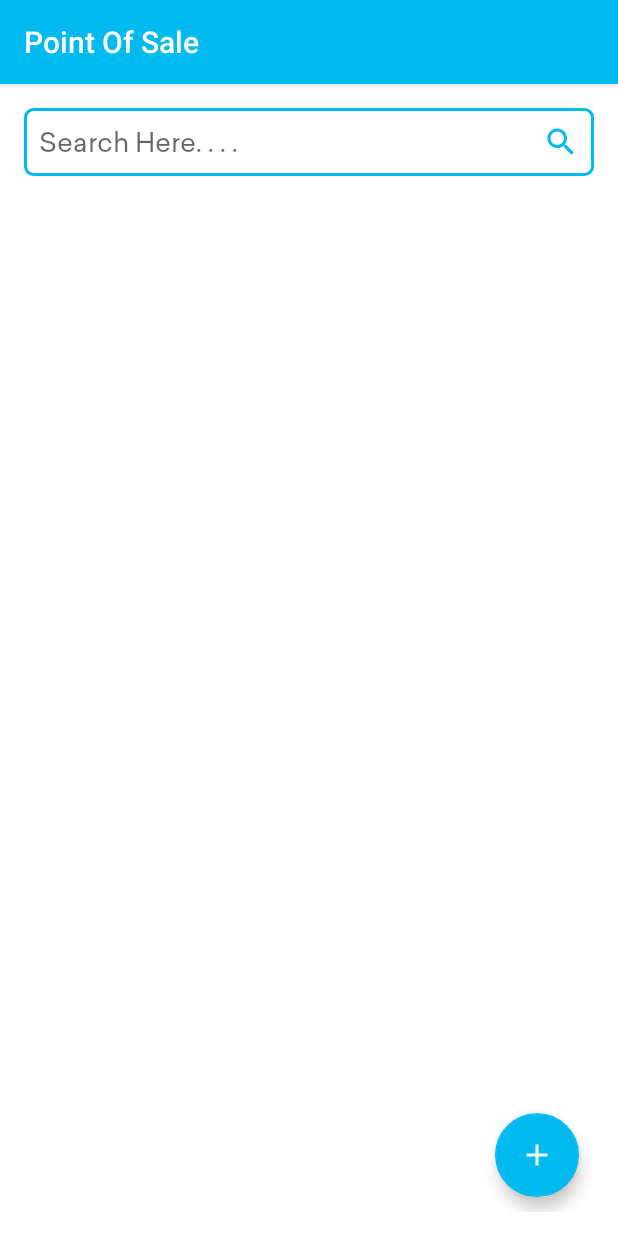
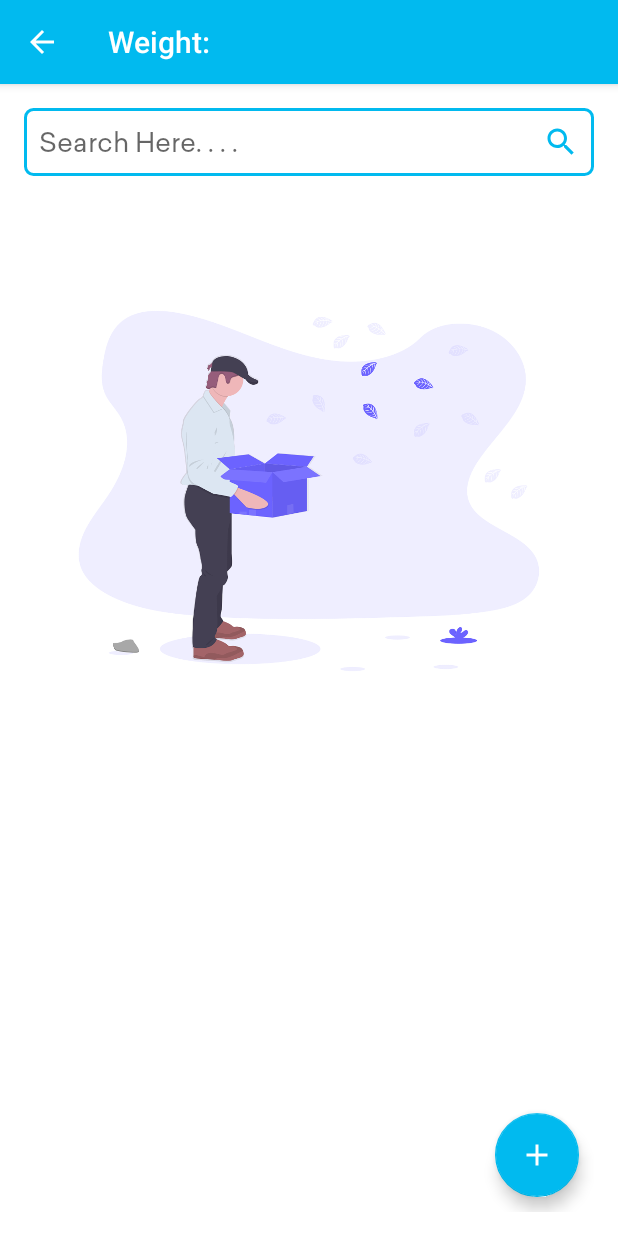
Before and after one commit to eby8zevin/Android-PointOfSale, an Android app: the WeightActivity screen opened directly, with no data from a screen before it, on a phone screen of 412 x 824 dp. Run offline under Robolectric (Android 15) with nearby library versions, the phone set to English and light mode, and no system bars; libraries missing offline, so code that uses them is left out: es.dmoral.toasty; 5 statements that could not run were skipped.

Commit message:
Weight Activity

```diff
--- a/app/src/main/java/com/ahmadabuhasan/pointofsale/settings/weight/WeightActivity.java
+++ b/app/src/main/java/com/ahmadabuhasan/pointofsale/settings/weight/WeightActivity.java
@@ -1,16 +1,96 @@
 package com.ahmadabuhasan.pointofsale.settings.weight;
 
-import androidx.appcompat.app.AppCompatActivity;
+import android.content.Intent;
+import android.os.Bundle;
+import android.text.Editable;
+import android.text.TextWatcher;
+import android.util.Log;
+import android.view.MenuItem;
+import android.view.View;
 
-import android.os.Bundle;
+import androidx.annotation.NonNull;
+import androidx.recyclerview.widget.LinearLayoutManager;
 
 import com.ahmadabuhasan.pointofsale.R;
+import com.ahmadabuhasan.pointofsale.database.DatabaseAccess;
+import com.ahmadabuhasan.pointofsale.databinding.ActivityWeightBinding;
+import com.ahmadabuhasan.pointofsale.settings.categories.CategoryAdapter;
+import com.ahmadabuhasan.pointofsale.utils.BaseActivity;
 
-public class WeightActivity extends AppCompatActivity {
+import java.util.HashMap;
+import java.util.List;
+import java.util.Objects;
+
+import es.dmoral.toasty.Toasty;
+
+public class WeightActivity extends BaseActivity {
+
+    private ActivityWeightBinding binding;
 
     @Override
     protected void onCreate(Bundle savedInstanceState) {
         super.onCreate(savedInstanceState);
-        setContentView(R.layout.activity_weight);
+        binding = ActivityWeightBinding.inflate(getLayoutInflater());
+        setContentView(binding.getRoot());
+
+        Objects.requireNonNull(getSupportActionBar()).setHomeButtonEnabled(true);
+        getSupportActionBar().setDisplayHomeAsUpEnabled(true);
+        getSupportActionBar().setTitle(R.string.weight);
+
+        this.binding.weightRecyclerview.setLayoutManager(new LinearLayoutManager(getApplicationContext()));
+        this.binding.weightRecyclerview.setHasFixedSize(true);
+
+        DatabaseAccess databaseAccess = DatabaseAccess.getInstance(this);
+        databaseAccess.open();
+
+        List<HashMap<String, String>> weightData = databaseAccess.getProductWeight();
+        Log.d("data", "" + weightData.size());
+        if (weightData.size() <= 0) {
+            Toasty.info(this, R.string.no_data_found, Toasty.LENGTH_SHORT).show();
+            this.binding.ivNoWeight.setImageResource(R.drawable.no_data);
+        } else {
+            this.binding.ivNoWeight.setVisibility(View.GONE);
+            this.binding.weightRecyclerview.setAdapter(new CategoryAdapter(this, weightData));
+        }
+
+        this.binding.etWeUnNameSearch.addTextChangedListener(new TextWatcher() {
+            @Override
+            public void beforeTextChanged(CharSequence charSequence, int i, int i1, int i2) {
+
+            }
+
+            @Override
+            public void onTextChanged(CharSequence charSequence, int i, int i1, int i2) {
+                DatabaseAccess databaseAccess1 = DatabaseAccess.getInstance(WeightActivity.this);
+                databaseAccess1.open();
+
+                List<HashMap<String, String>> searchWeightList = databaseAccess1.searchProductWeight(charSequence.toString());
+                if (searchWeightList.size() <= 0) {
+                    WeightActivity.this.binding.weightRecyclerview.setVisibility(View.GONE);
+                    WeightActivity.this.binding.ivNoWeight.setVisibility(View.VISIBLE);
+                    WeightActivity.this.binding.ivNoWeight.setImageResource(R.drawable.no_data);
+                    return;
+                }
+                WeightActivity.this.binding.ivNoWeight.setVisibility(View.GONE);
+                WeightActivity.this.binding.weightRecyclerview.setVisibility(View.VISIBLE);
+                WeightActivity.this.binding.weightRecyclerview.setAdapter(new WeightAdapter(WeightActivity.this, searchWeightList));
+            }
+
+            @Override
+            public void afterTextChanged(Editable editable) {
+
+            }
+        });
+
+        this.binding.fabAdd.setOnClickListener(view -> WeightActivity.this.startActivity(new Intent(WeightActivity.this, AddWeightActivity.class)));
+    }
+
+    @Override
+    public boolean onOptionsItemSelected(@NonNull MenuItem item) {
+        if (item.getItemId() == android.R.id.home) {
+            finish();
+            return true;
+        }
+        return super.onOptionsItemSelected(item);
     }
 }
```
